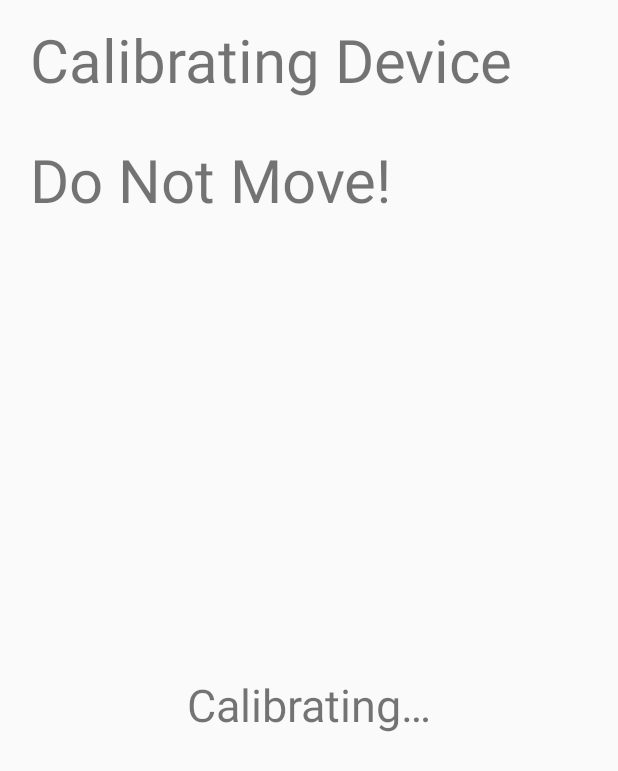
After one commit to siddij3/SmartCPR, an Android app: the layout fragment_calibrating_IMU.xml on its own in the app's theme, with its tools: preview values and no code run, on a phone screen of 412 x 824 dp. The commit adds this screen. Shown: the top 771 px of the screen. Run offline under Robolectric (Android 15) with nearby library versions, the phone set to English and light mode, and no system bars.

Commit message:
UI stuff

```diff
--- a/app/src/main/res/layout/activity_spectral_analysis.xml
+++ b/app/src/main/res/layout/activity_spectral_analysis.xml
@@ -4,7 +4,7 @@
     xmlns:tools="http://schemas.android.com/tools"
     android:layout_width="match_parent"
     android:layout_height="match_parent"
-    tools:context="com.smartcpr.junaid.smartcpr.CompressionFeedbackActivity">
+    tools:context="com.smartcpr.junaid.smartcpr.CalibrateIMUActivity">
 
     <fragment
         android:id="@+id/fragment_compression_depth"
--- /dev/null
+++ b/app/src/main/res/layout/fragment_calibrating_IMU.xml
@@ -0,0 +1,53 @@
+<?xml version="1.0" encoding="utf-8"?>
+<LinearLayout xmlns:android="http://schemas.android.com/apk/res/android"
+    xmlns:tools="http://schemas.android.com/tools"
+    android:layout_width="match_parent"
+    android:layout_height="match_parent"
+    android:gravity="center_horizontal"
+    android:orientation="vertical" >
+
+    <LinearLayout
+        android:layout_width="match_parent"
+        android:layout_height="80dp" >
+
+
+        <TextView
+            android:textSize="40sp"
+            android:text="@string/calibrating_prompt"
+            android:layout_width="match_parent"
+            android:layout_height="wrap_content"
+            android:layout_gravity="center_vertical"
+            android:paddingStart="20dp"
+            tools:ignore="RtlHardcoded,RtlSymmetry" />
+
+    </LinearLayout>
+
+    <LinearLayout
+        android:layout_width="match_parent"
+        android:layout_height="80dp"
+        android:orientation="horizontal"
+        android:layout_gravity="fill_vertical">
+
+
+        <TextView
+            android:layout_width="match_parent"
+            android:layout_height="wrap_content"
+            android:layout_gravity="center_vertical"
+            android:paddingStart="20sp"
+            android:text="@string/do_not_move_prompt"
+            android:textSize="40sp"
+            tools:ignore="RtlHardcoded,RtlSymmetry" />
+
+
+    </LinearLayout>
+
+    <TextView
+        android:id="@+id/calibration_result_feedback"
+        android:layout_width="match_parent"
+        android:layout_height="619dp"
+        android:layout_gravity="center"
+        android:gravity="center"
+        android:text="@string/calibration_message"
+        android:textSize="30sp" />
+
+</LinearLayout>
--- a/app/src/main/res/values/strings.xml
+++ b/app/src/main/res/values/strings.xml
@@ -13,6 +13,9 @@
     <string name="victim_child">child</string>
     <string name="victim_youth">youth</string>
     <string name="victim_adult">adult</string>
+    <string name="calibrating_prompt">Calibrating Device</string>
+    <string name="do_not_move_prompt">Do Not Move!</string>
+    <string name="calibration_message">Calibrating…</string>
     <string name="text_spectral_compression_greater_than_140"><![CDATA[> 140]]></string>
     <string name="text_spectral_compression_135">135</string>
     <string name="text_spectral_compression_130">130</string>
```
